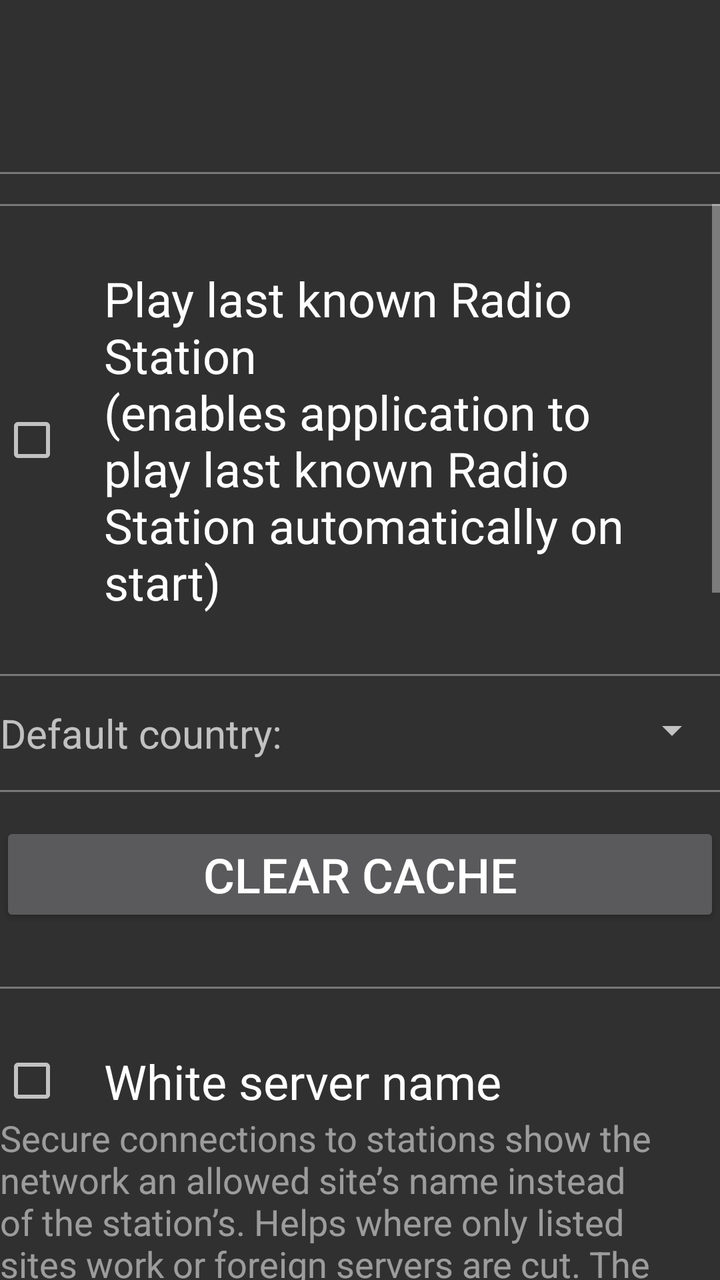
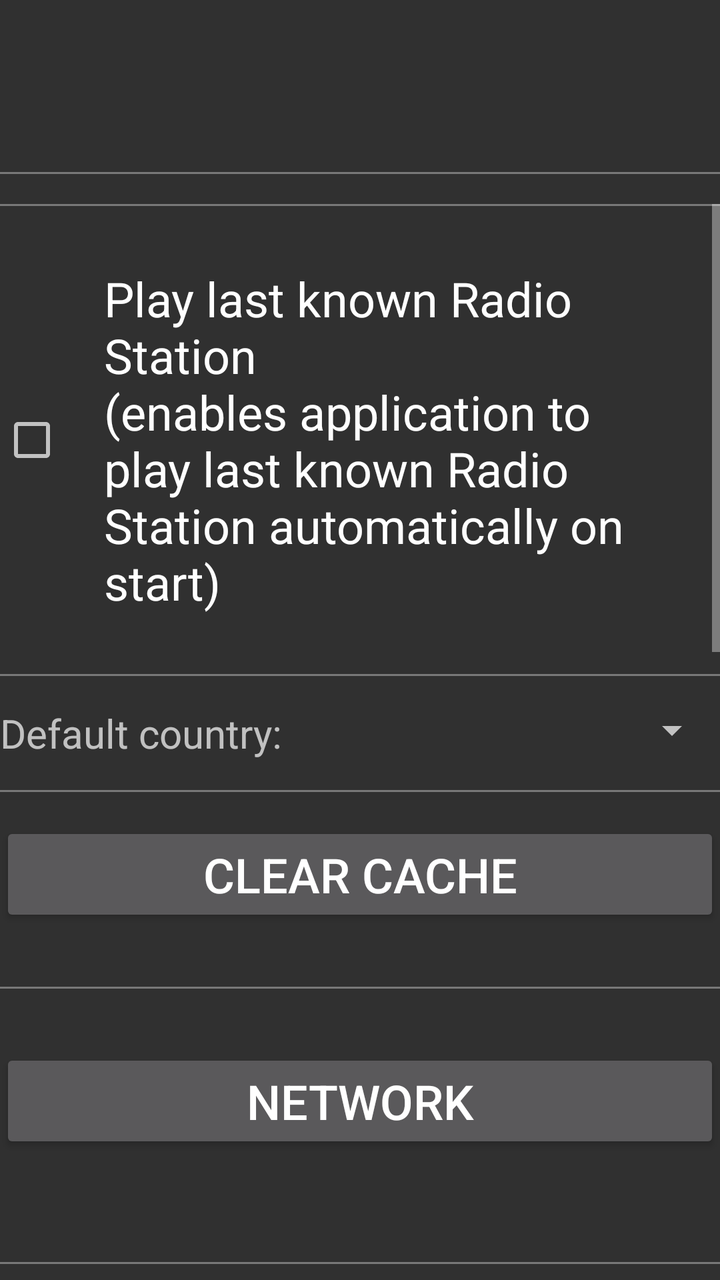

Two renders of the same Android screen: before a commit and after it. Below are the layout's source before the change and the commit's diff.
<!-- AndroidManifest.xml: another module's application theme AppTheme.NoActionBar -->
<!-- res/layout/automotive_activity_settings.xml -->
<?xml version="1.0" encoding="utf-8"?>
<LinearLayout xmlns:android="http://schemas.android.com/apk/res/android"
    android:id="@+id/automotive_settings_activity"
    android:layout_width="match_parent"
    android:layout_height="match_parent"
    android:layout_margin="15dp"
    android:orientation="vertical">

    <com.google.android.material.appbar.AppBarLayout
        android:layout_width="match_parent"
        android:layout_height="wrap_content"
        android:layout_marginTop="15dp"
        android:layout_marginBottom="15dp"
        android:background="@android:color/transparent">

        <androidx.appcompat.widget.Toolbar
            android:id="@+id/automotive_settings_toolbar"
            android:layout_width="match_parent"
            android:layout_height="?attr/actionBarSize" />

    </com.google.android.material.appbar.AppBarLayout>

    <View
        android:layout_width="match_parent"
        android:layout_height="1dp"
        android:layout_marginBottom="15dp"
        android:alpha="0.5"
        android:background="@color/or_color_text" />

    <ScrollView
        android:layout_width="match_parent"
        android:layout_height="wrap_content">

        <LinearLayout
            android:layout_width="match_parent"
            android:layout_height="wrap_content"
            android:orientation="vertical">

            <LinearLayout
                android:layout_width="match_parent"
                android:layout_height="wrap_content"
                android:layout_marginTop="15dp"
                android:layout_marginBottom="30dp"
                android:gravity="center_vertical"
                android:orientation="horizontal"
                android:visibility="gone">

                <TextView
                    android:layout_width="wrap_content"
                    android:layout_height="wrap_content"
                    android:layout_marginEnd="40dp"
                    android:text="@string/source_semicolon"
                    android:textSize="20sp" />

                <RadioGroup
                    android:id="@+id/sources_radio_group_car"
                    android:layout_width="wrap_content"
                    android:layout_height="wrap_content"
                    android:orientation="horizontal" />

            </LinearLayout>

            <View
                android:layout_width="match_parent"
                android:layout_height="1dp"
                android:layout_marginBottom="15dp"
                android:alpha="0.5"
                android:background="@color/or_color_text" />

            <CheckBox
                android:id="@+id/automotive_settings_enable_last_known_radio_station_check_view"
                android:layout_width="match_parent"
                android:layout_height="wrap_content"
                android:layout_marginTop="15dp"
                android:layout_marginBottom="30dp"
                android:paddingHorizontal="20dp"
                android:text="@string/enable_last_known_radio_station_label"
                android:textSize="24sp" />

            <View
                android:layout_width="match_parent"
                android:layout_height="1dp"
                android:layout_marginBottom="15dp"
                android:alpha="0.5"
                android:background="@color/or_color_text" />

            <LinearLayout
                android:layout_width="match_parent"
                android:layout_height="wrap_content"
                android:layout_gravity="center_vertical"
                android:layout_marginBottom="15dp"
                android:orientation="horizontal">

                <TextView
                    android:layout_width="wrap_content"
                    android:layout_height="wrap_content"
                    android:layout_gravity="center_vertical"
                    android:layout_marginEnd="15dp"
                    android:text="@string/default_country_label"
                    android:textSize="20sp" />

                <Spinner
                    android:id="@+id/automotive_settings_default_country_spinner"
                    android:layout_width="match_parent"
                    android:layout_height="wrap_content" />

            </LinearLayout>

            <View
                android:layout_width="match_parent"
                android:layout_height="1dp"
                android:layout_marginBottom="15dp"
                android:alpha="0.5"
                android:background="@color/or_color_text" />

            <Button
                android:id="@+id/automotive_settings_clear_cache_btn"
                android:layout_width="match_parent"
                android:layout_height="wrap_content"
                android:layout_marginBottom="30dp"
                android:text="@string/clear_cache_lbl"
                android:textSize="24sp" />

            <View
                android:layout_width="match_parent"
                android:layout_height="1dp"
                android:layout_marginBottom="15dp"
                android:alpha="0.5"
                android:background="@color/or_color_text" />

            
            <CheckBox
                android:id="@+id/automotive_white_sni_check_view"
                android:layout_width="match_parent"
                android:layout_height="wrap_content"
                android:layout_marginTop="15dp"
                android:paddingHorizontal="20dp"
                android:text="@string/white_sni_title"
                android:textSize="24sp" />

            <TextView
                android:layout_width="match_parent"
                android:layout_height="wrap_content"
                android:layout_marginBottom="15dp"
                android:alpha="0.75"
                android:text="@string/white_sni_desc"
                android:textSize="18sp" />

            <LinearLayout
                android:id="@+id/automotive_white_sni_fields"
                android:layout_width="match_parent"
                android:layout_height="wrap_content"
                android:layout_marginBottom="30dp"
                android:orientation="vertical">

                <TextView
                    android:layout_width="match_parent"
                    android:layout_height="wrap_content"
                    android:text="@string/white_sni_domain_desc"
                    android:textSize="18sp" />

                <LinearLayout
                    android:layout_width="match_parent"
                    android:layout_height="wrap_content"
                    android:gravity="center_vertical"
                    android:orientation="horizontal">

                    <EditText
                        android:id="@+id/automotive_white_sni_domain_edit"
                        android:layout_width="0dp"
                        android:layout_height="wrap_content"
                        android:layout_weight="1"
                        android:hint="vk.com"
                        android:inputType="textUri"
                        android:singleLine="true"
                        android:textSize="24sp" />

                    <Button
                        android:id="@+id/automotive_white_sni_save_btn"
                        android:layout_width="wrap_content"
                        android:layout_height="wrap_content"
                        android:layout_marginStart="15dp"
                        android:text="@string/proxy_save"
                        android:textSize="24sp" />

                </LinearLayout>

            </LinearLayout>

            <View
                android:layout_width="match_parent"
                android:layout_height="1dp"
                android:layout_marginBottom="15dp"
                android:alpha="0.5"
                android:background="@color/or_color_text" />

            <TextView
                android:layout_width="wrap_content"
                android:layout_height="wrap_content"
                android:layout_marginTop="15dp"
                android:text="@string/settings_player_volume"
                android:textSize="24sp" />

            <SeekBar
                android:id="@+id/automotive_player_vol_seek_bar"
                android:layout_width="match_parent"
                android:layout_height="wrap_content"
                android:layout_marginBottom="30dp"
                android:max="100" />

            <View
                android:layout_width="match_parent"
                android:layout_height="1dp"
                android:layout_marginBottom="15dp"
                android:alpha="0.5"
                android:background="@color/or_color_text" />

            <TextView
                android:layout_width="wrap_content"
                android:layout_height="wrap_content"
                android:layout_marginTop="15dp"
                android:text="@string/buffering"
                android:textSize="24sp" />

            <TextView
                android:id="@+id/automotive_stream_buffering_desc_view"
                android:layout_width="match_parent"
                android:layout_height="wrap_content"
                android:layout_marginBottom="15dp"
                android:text="@string/stream_buffering_descr_automotive"
                android:textSize="24sp" />

            <LinearLayout
                android:layout_width="match_parent"
                android:layout_height="wrap_content"
                android:layout_marginBottom="15dp"
                android:baselineAligned="false"
                android:orientation="horizontal">

                <LinearLayout
                    android:layout_width="match_parent"
                    android:layout_height="wrap_content"
                    android:layout_weight="1"
                    android:orientation="vertical"
                    android:paddingTop="10dp"
                    android:paddingEnd="10dp">

                    <TextView
                        android:id="@+id/automotive_min_buffer_label_view"
                        android:layout_width="wrap_content"
                        android:layout_height="wrap_content"
                        android:text="@string/min_buff_description_automotive"
                        android:textSize="18sp" />

                    <EditText
                        android:id="@+id/automotive_min_buffer_edit_view"
                        android:layout_width="match_parent"
                        android:layout_height="wrap_content"
                        android:inputType="number" />

                    <TextView
                        android:id="@+id/automotive_max_buffer_label_view"
                        android:layout_width="match_parent"
                        android:layout_height="wrap_content"
                        android:text="@string/max_buff_description_automotive"
                        android:textSize="18sp" />

                    <EditText
                        android:id="@+id/automotive_max_buffer_edit_view"
                        android:layout_width="match_parent"
                        android:layout_height="wrap_content"
                        android:inputType="number" />

                </LinearLayout>

                <LinearLayout
                    android:layout_width="match_parent"
                    android:layout_height="wrap_content"
                    android:layout_weight="1"
                    android:orientation="vertical"
                    android:paddingStart="10dp"
                    android:paddingTop="10dp">

                    <TextView
                        android:id="@+id/automotive_play_buffer_label_view"
                        android:layout_width="match_parent"
                        android:layout_height="wrap_content"
                        android:text="@string/playback_buffer_description_automotive"
                        android:textSize="18sp" />

                    <EditText
                        android:id="@+id/automotive_play_buffer_edit_view"
                        android:layout_width="match_parent"
                        android:layout_height="wrap_content"
                        android:inputType="number" />

                    <TextView
                        android:id="@+id/automotive_rebuffer_label_view"
                        android:layout_width="match_parent"
                        android:layout_height="wrap_content"
                        android:text="@string/playback_buffer_after_rebuffer_description_automotive"
                        android:textSize="18sp" />

                    <EditText
                        android:id="@+id/automotive_rebuffer_edit_view"
                        android:layout_width="match_parent"
                        android:layout_height="wrap_content"
                        android:inputType="number" />

                </LinearLayout>

            </LinearLayout>

            <Button
                android:id="@+id/automotive_buffering_restore_btn"
                android:layout_width="wrap_content"
                android:layout_height="wrap_content"
                android:layout_gravity="center_horizontal"
                android:layout_marginBottom="30dp"
                android:text="@string/restore_default"
                android:textSize="24sp" />

            <View
                android:layout_width="match_parent"
                android:layout_height="1dp"
                android:layout_marginBottom="15dp"
                android:alpha="0.5"
                android:background="@color/or_color_text" />

            <TextView
                android:layout_width="wrap_content"
                android:layout_height="wrap_content"
                android:layout_gravity="center"
                android:layout_marginBottom="15dp"
                android:text="@string/file_storage"
                android:textSize="18sp" />

            <LinearLayout
                android:layout_width="match_parent"
                android:layout_height="wrap_content"
                android:layout_marginBottom="15dp"
                android:baselineAligned="false"
                android:orientation="horizontal" >

                <ImageButton
                    android:id="@+id/automotive_file_storage_download_btn"
                    android:layout_width="match_parent"
                    android:layout_height="wrap_content"
                    android:layout_weight="0.5"
                    android:src="@drawable/ic_file_download" />

                <ImageButton
                    android:id="@+id/automotive_file_storage_upload_btn"
                    android:layout_width="match_parent"
                    android:layout_height="wrap_content"
                    android:layout_weight="0.5"
                    android:src="@drawable/ic_file_upload" />

            </LinearLayout>

            <ProgressBar
                android:id="@+id/automotive_file_storage_progress_view"
                style="@style/Widget.AppCompat.ProgressBar.Horizontal"
                android:layout_width="match_parent"
                android:layout_height="wrap_content"
                android:layout_marginBottom="30dp" />

            <View
                android:layout_width="match_parent"
                android:layout_height="1dp"
                android:layout_marginBottom="15dp"
                android:alpha="0.5"
                android:background="@color/or_color_text" />

        </LinearLayout>

    </ScrollView>

</LinearLayout>
<!-- resources referenced by this layout -->
<resources>
  <color name="or_color_text">#FFC0C0C0</color>
  <!-- drawable ic_file_download (drawable) -->
  <vector xmlns:android="http://schemas.android.com/apk/res/android"
      android:width="24dp"
      android:height="24dp"
      android:tint="#FFFFFFFF"
      android:viewportWidth="24"
      android:viewportHeight="24">
  
      <path
          android:fillColor="#FFFFFFFF"
          android:pathData="M19,9h-4V3H9v6H5l7,7 7,-7zM5,18v2h14v-2H5z" />
  
  </vector>
  <!-- drawable ic_file_upload (drawable) -->
  <vector xmlns:android="http://schemas.android.com/apk/res/android"
      android:width="24dp"
      android:height="24dp"
      android:tint="#FFFFFFFF"
      android:viewportWidth="24"
      android:viewportHeight="24">
  
      <path
          android:fillColor="#FFFFFFFF"
          android:pathData="M9,16h6v-6h4l-7,-7 -7,7h4zM5,18h14v2L5,20z" />
  
  </vector>
  <string name="buffering">Buffering</string>
  <string name="clear_cache_lbl">Clear cache</string>
  <string name="default_country_label">Default country:</string>
  <string name="enable_last_known_radio_station_label">Play last known Radio Station\n(enables application to play last known Radio Station automatically on start)</string>
  <string name="file_storage">File Storage</string>
  <string name="max_buff_description_automotive">Maximum buffer, in milliseconds</string>
  <string name="min_buff_description_automotive">Minimum buffer, in milliseconds</string>
  <string name="playback_buffer_after_rebuffer_description_automotive">Re-play buffer, in milliseconds</string>
  <string name="playback_buffer_description_automotive">Play buffer, in milliseconds</string>
  <string name="proxy_save">Save</string>
  <string name="restore_default">Restore Default</string>
  <string name="settings_player_volume">Player\'s volume</string>
  <string name="source_semicolon">Source:</string>
  <string name="stream_buffering_descr_automotive">Restart playback when values are changed. Range is %1$d - %2$d milliseconds (%3$d second - %4$d minutes)</string>
  <string name="white_sni_desc">Secure connections to stations show the network an allowed site’s name instead of the station’s. Helps where only listed sites work or foreign servers are cut. The certificate is still checked; stations that do not accept it connect as usual.</string>
  <string name="white_sni_domain_desc">A big site that always works on your network, for example vk.com or ya.ru.</string>
  <string name="white_sni_title">White server name</string>
  <style name="AppTheme.NoActionBar">
          <item name="windowActionBar">false</item>
          <item name="windowNoTitle">true</item>
          <item name="android:windowFullscreen">false</item>
      </style>
</resources>

<!-- the commit's change to res/layout/automotive_activity_settings.xml (unified diff, before → after) -->
@@ -129,63 +129,21 @@
                 android:background="@color/or_color_text" />
 
             
-            <CheckBox
-                android:id="@+id/automotive_white_sni_check_view"
-                android:layout_width="match_parent"
-                android:layout_height="wrap_content"
-                android:layout_marginTop="15dp"
+            <Button
+                android:id="@+id/automotive_network_btn"
+                android:layout_width="match_parent"
+                android:layout_height="wrap_content"
+                android:layout_marginTop="15dp"
+                android:text="@string/main_menu_network"
+                android:textSize="24sp" />
+
+            <TextView
+                android:id="@+id/automotive_network_state_view"
+                android:layout_width="match_parent"
+                android:layout_height="wrap_content"
+                android:layout_marginBottom="30dp"
                 android:paddingHorizontal="20dp"
-                android:text="@string/white_sni_title"
-                android:textSize="24sp" />
-
-            <TextView
-                android:layout_width="match_parent"
-                android:layout_height="wrap_content"
-                android:layout_marginBottom="15dp"
-                android:alpha="0.75"
-                android:text="@string/white_sni_desc"
                 android:textSize="18sp" />
-
-            <LinearLayout
-                android:id="@+id/automotive_white_sni_fields"
-                android:layout_width="match_parent"
-                android:layout_height="wrap_content"
-                android:layout_marginBottom="30dp"
-                android:orientation="vertical">
-
-                <TextView
-                    android:layout_width="match_parent"
-                    android:layout_height="wrap_content"
-                    android:text="@string/white_sni_domain_desc"
-                    android:textSize="18sp" />
-
-                <LinearLayout
-                    android:layout_width="match_parent"
-                    android:layout_height="wrap_content"
-                    android:gravity="center_vertical"
-                    android:orientation="horizontal">
-
-                    <EditText
-                        android:id="@+id/automotive_white_sni_domain_edit"
-                        android:layout_width="0dp"
-                        android:layout_height="wrap_content"
-                        android:layout_weight="1"
-                        android:hint="vk.com"
-                        android:inputType="textUri"
-                        android:singleLine="true"
-                        android:textSize="24sp" />
-
-                    <Button
-                        android:id="@+id/automotive_white_sni_save_btn"
-                        android:layout_width="wrap_content"
-                        android:layout_height="wrap_content"
-                        android:layout_marginStart="15dp"
-                        android:text="@string/proxy_save"
-                        android:textSize="24sp" />
-
-                </LinearLayout>
-
-            </LinearLayout>
 
             <View
                 android:layout_width="match_parent"
<!-- resource entries referenced after the edit -->
@@ -32,18 +32,15 @@
   <string name="default_country_label">Default country:</string>
   <string name="enable_last_known_radio_station_label">Play last known Radio Station\n(enables application to play last known Radio Station automatically on start)</string>
   <string name="file_storage">File Storage</string>
+  <string name="main_menu_network">@string/network</string>
   <string name="max_buff_description_automotive">Maximum buffer, in milliseconds</string>
   <string name="min_buff_description_automotive">Minimum buffer, in milliseconds</string>
   <string name="playback_buffer_after_rebuffer_description_automotive">Re-play buffer, in milliseconds</string>
   <string name="playback_buffer_description_automotive">Play buffer, in milliseconds</string>
-  <string name="proxy_save">Save</string>
   <string name="restore_default">Restore Default</string>
   <string name="settings_player_volume">Player\'s volume</string>
   <string name="source_semicolon">Source:</string>
   <string name="stream_buffering_descr_automotive">Restart playback when values are changed. Range is %1$d - %2$d milliseconds (%3$d second - %4$d minutes)</string>
-  <string name="white_sni_desc">Secure connections to stations show the network an allowed site’s name instead of the station’s. Helps where only listed sites work or foreign servers are cut. The certificate is still checked; stations that do not accept it connect as usual.</string>
-  <string name="white_sni_domain_desc">A big site that always works on your network, for example vk.com or ya.ru.</string>
-  <string name="white_sni_title">White server name</string>
   <style name="AppTheme.NoActionBar">
           <item name="windowActionBar">false</item>
           <item name="windowNoTitle">true</item>
